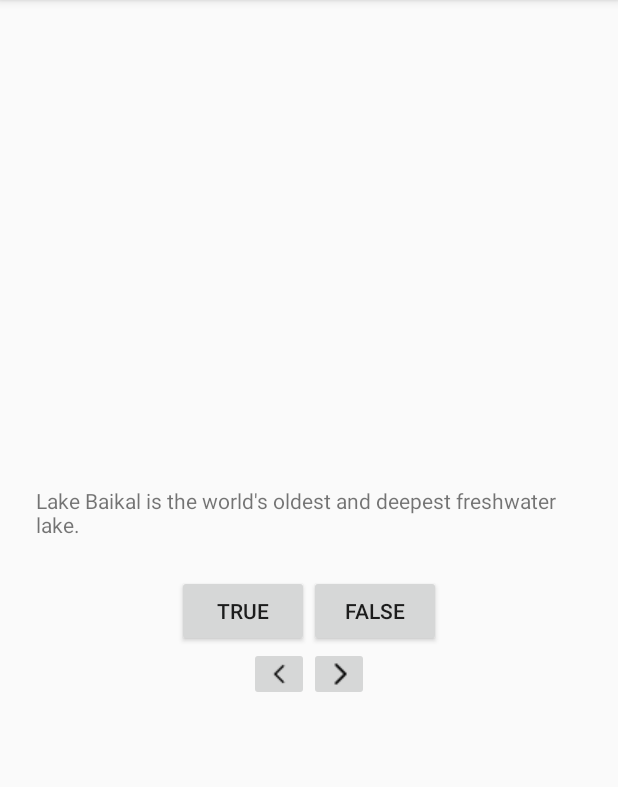
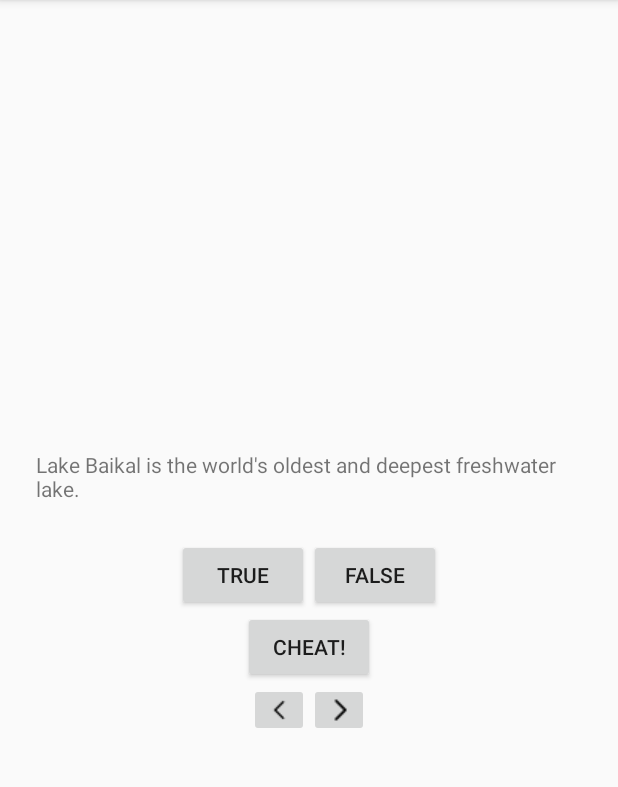
Before and after one commit to ZoharAndroid/AndroidProgramming3ed, an Android app: the screen it shows after launch (QuizActivity), after a tap on "PREV", on a phone screen of 412 x 824 dp, the part 84-871 px from its top. Run offline under Robolectric (Android 15) with nearby library versions, the phone set to English and light mode, and no system bars; 2 other taps on this screen came first.

```diff
--- a/GeoQuiz/app/src/main/java/com/zohar/geoquiz/QuizActivity.java
+++ b/GeoQuiz/app/src/main/java/com/zohar/geoquiz/QuizActivity.java
@@ -1,5 +1,6 @@
 package com.zohar.geoquiz;
 
+import android.content.Intent;
 import android.support.v7.app.AppCompatActivity;
 import android.os.Bundle;
 import android.util.Log;
@@ -23,6 +24,7 @@ public class QuizActivity extends AppCompatActivity {
     private ImageButton mNextButton;
     private ImageButton mPrevButton;
     private TextView mQuestionTextView;
+    private Button mCheatButton;
 
     private int mCorrectCount = 0; // 回答正确的分数
     private int mAnswerCount = 0; // 回答问题数
@@ -94,6 +96,15 @@ public class QuizActivity extends AppCompatActivity {
                 }
                 updateQuestion();
 
+            }
+        });
+
+        mCheatButton = findViewById(R.id.cheat_button);
+        mCheatButton.setOnClickListener(new View.OnClickListener() {
+            @Override
+            public void onClick(View v) {
+                Intent intent = CheatActivity.newIntent(QuizActivity.this, mQuestionBank[mCurrentIndex].isAnswerTrue());
+                startActivity(intent);
             }
         });
 
--- a/GeoQuiz/app/src/main/res/layout-land/activity_quiz.xml
+++ b/GeoQuiz/app/src/main/res/layout-land/activity_quiz.xml
@@ -34,6 +34,13 @@
     </LinearLayout>
 
 
+    <Button
+        android:id="@+id/cheat_button"
+        android:layout_width="wrap_content"
+        android:layout_height="wrap_content"
+        android:layout_gravity="bottom|center_horizontal"
+        android:text="@string/cheat_button" />
+
     <ImageButton
         android:id="@+id/prev_button"
         android:layout_width="wrap_content"
--- a/GeoQuiz/app/src/main/res/layout/activity_quiz.xml
+++ b/GeoQuiz/app/src/main/res/layout/activity_quiz.xml
@@ -34,6 +34,12 @@
 
     </LinearLayout>
 
+    <Button
+        android:id="@+id/cheat_button"
+        android:layout_width="wrap_content"
+        android:layout_height="wrap_content"
+        android:text="@string/cheat_button" />
+
     <LinearLayout
         android:layout_width="wrap_content"
         android:layout_height="wrap_content"
```
Also changed, not shown: GeoQuiz/app/src/main/java/com/zohar/geoquiz/CheatActivity.java (+33 -0 lines).
